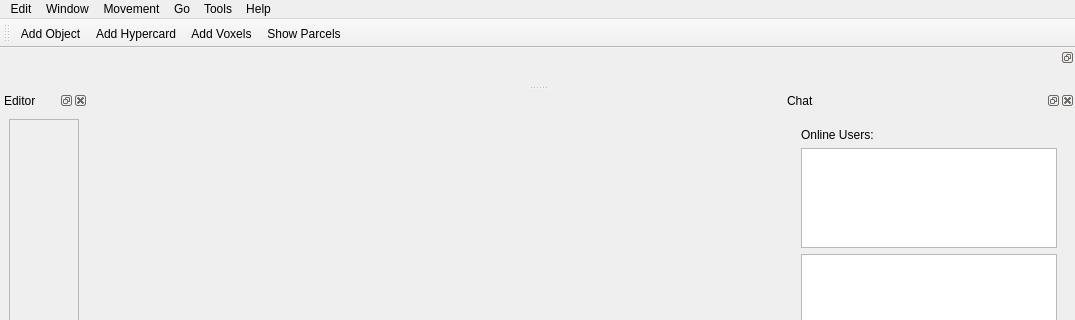
shipilovden/substrata-metasiberia, file gui_client/MainWindow.ui: the form before one commit; both pictures show x 0 to 1075 and y 0 to 320 of the 1075 by 787 pixel window.
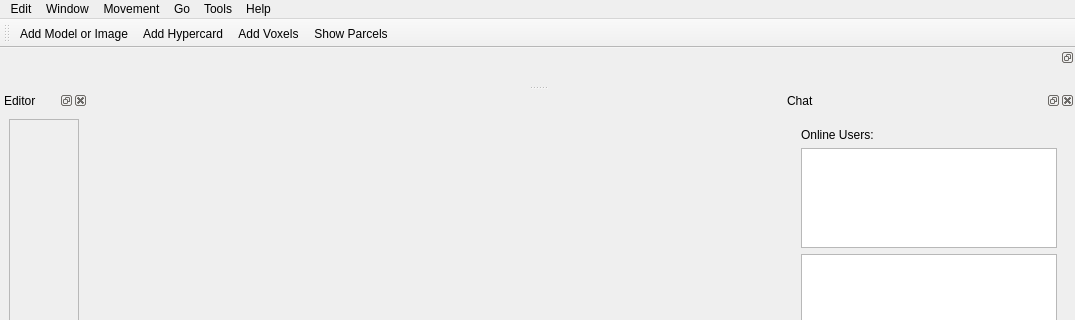
The form after the commit. Custom widgets are drawn as their Qt base class.

Commit message: Can now load images directly in add object dialog, renamed to 'Add model or Image'. Fixed hang after attempting to load invalid object. Fixed textures not loading in add object dialog. Bumped version to 0.51.

```diff
--- a/gui_client/MainWindow.ui
+++ b/gui_client/MainWindow.ui
@@ -325,7 +325,7 @@
   </action>
   <action name="actionAddObject">
    <property name="text">
-    <string>Add Object</string>
+    <string>Add Model or Image</string>
    </property>
   </action>
   <action name="actionDeleteObject">
```
The commit also changes 6 other files.
